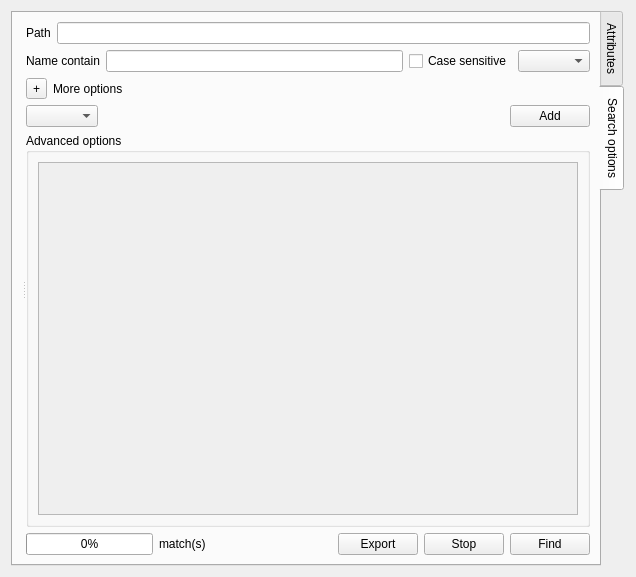
This is ui/gui/resources/search.ui in halbbob/dff as Qt 5 draws it before an edit. The edited form follows.
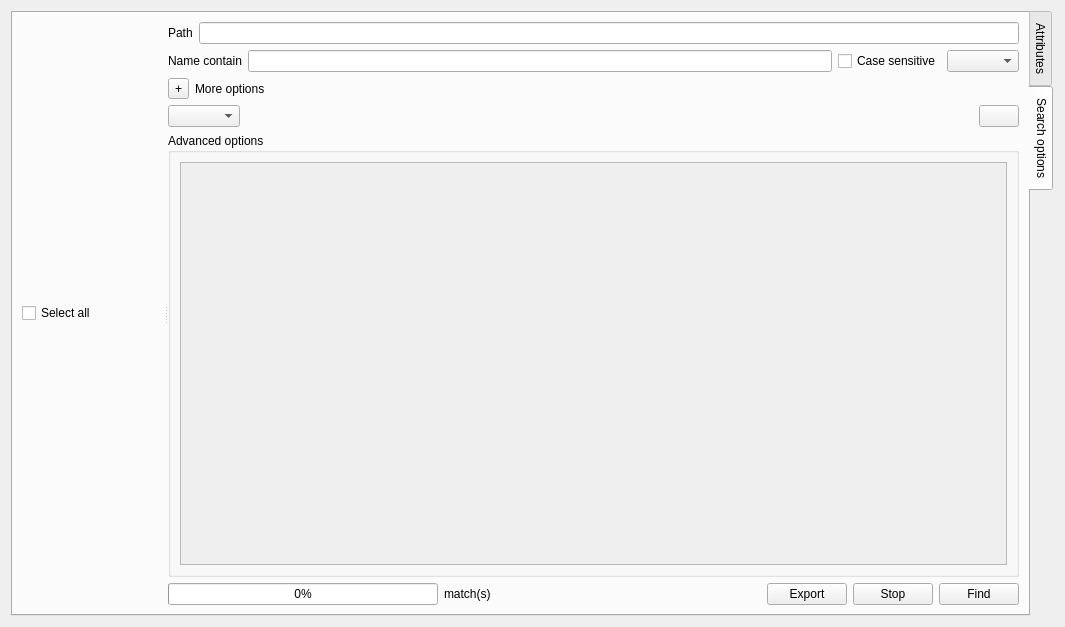
This is the edited form. Icons and pictures are not drawn.

Commit message: search * this commit fixes #118 * can now select / unselect all nodes

```diff
--- a/ui/gui/resources/search.ui
+++ b/ui/gui/resources/search.ui
@@ -6,8 +6,8 @@
    <rect>
     <x>0</x>
     <y>0</y>
-    <width>636</width>
-    <height>577</height>
+    <width>1065</width>
+    <height>627</height>
    </rect>
   </property>
   <property name="windowTitle">
@@ -47,9 +47,20 @@
           <enum>Qt::Horizontal</enum>
          </property>
          <widget class="QWidget" name="verticalLayoutWidget">
-          <layout class="QVBoxLayout" name="nodeBrowserLayout"/>
+          <layout class="QVBoxLayout" name="nodeBrowserLayout">
+           <item>
+            <widget class="QCheckBox" name="selectAll">
+             <property name="toolTip">
+              <string>Check all results</string>
+             </property>
+             <property name="text">
+              <string>Select all</string>
+             </property>
+            </widget>
+           </item>
+          </layout>
          </widget>
-         <widget class="QWidget" name="">
+         <widget class="QWidget" name="layoutWidget">
           <layout class="QVBoxLayout" name="verticalLayout_2">
            <item>
             <layout class="QHBoxLayout" name="horizontalLayout_4">
@@ -127,9 +138,16 @@
              </item>
              <item>
               <widget class="QPushButton" name="addOption">
-               <property name="text">
+               <property name="toolTip">
                 <string>Add</string>
                </property>
+               <property name="text">
+                <string/>
+               </property>
+               <property name="icon">
+                <iconset resource="gui.qrc">
+                 <normaloff>:/add.png</normaloff>:/add.png</iconset>
+               </property>
               </widget>
              </item>
             </layout>
@@ -150,8 +168,8 @@
                   <rect>
                    <x>0</x>
                    <y>0</y>
-                   <width>468</width>
-                   <height>316</height>
+                   <width>870</width>
+                   <height>366</height>
                   </rect>
                  </property>
                  <layout class="QVBoxLayout" name="verticalLayout">
```
Left out of the diff: 4 changed lines with no effect on the pictures. The commit also changes 3 other files.
